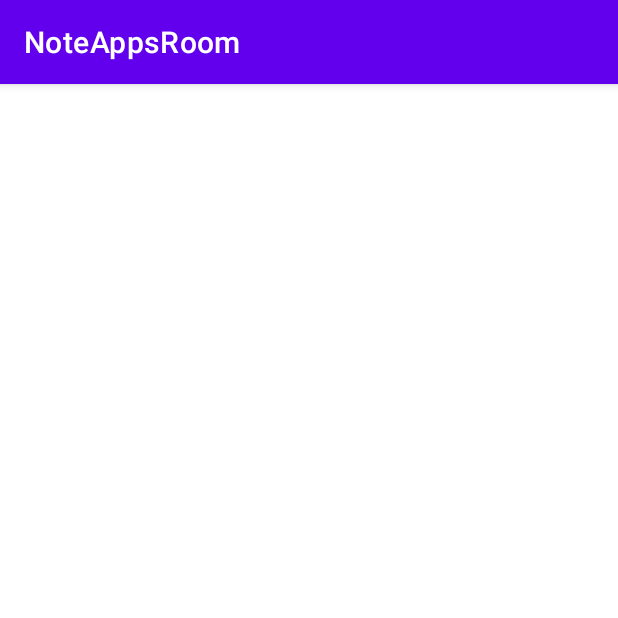
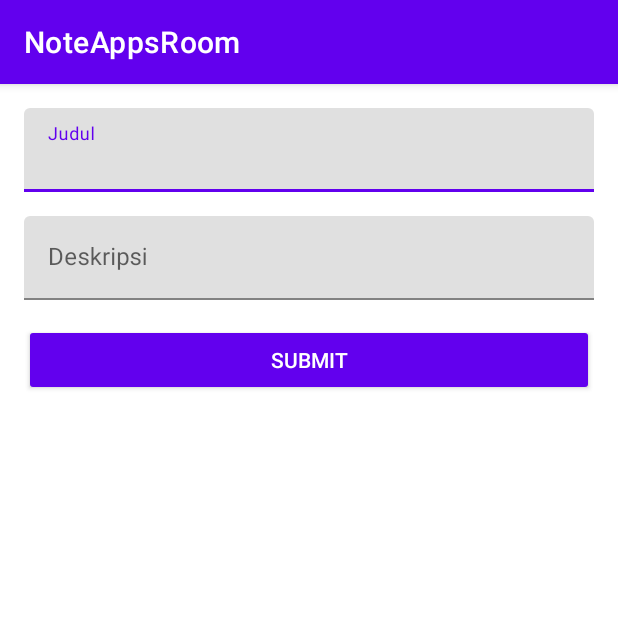
Before and after one commit to arifahmadalfian/note, an Android app: the NoteAddUpdateActivity screen opened directly, with no data from a screen before it, on a phone screen of 412 x 824 dp, the top half of it. Run offline under Robolectric (Android 15) with nearby library versions, the phone set to English and light mode, and no system bars.

Commit message:
Mengubah activity_note_add_update.xml

```diff
--- a/app/src/main/res/layout/activity_note_add_update.xml
+++ b/app/src/main/res/layout/activity_note_add_update.xml
@@ -1,9 +1,45 @@
 <?xml version="1.0" encoding="utf-8"?>
-<androidx.constraintlayout.widget.ConstraintLayout xmlns:android="http://schemas.android.com/apk/res/android"
-    xmlns:app="http://schemas.android.com/apk/res-auto"
+<LinearLayout xmlns:android="http://schemas.android.com/apk/res/android"
     xmlns:tools="http://schemas.android.com/tools"
+    android:id="@+id/activity_form_add_update"
     android:layout_width="match_parent"
     android:layout_height="match_parent"
+    android:orientation="vertical"
+    android:padding="16dp"
     tools:context=".ui.insert.NoteAddUpdateActivity">
 
-</androidx.constraintlayout.widget.ConstraintLayout>
+    <com.google.android.material.textfield.TextInputLayout
+        android:layout_width="match_parent"
+        android:layout_height="wrap_content"
+        android:layout_marginBottom="16dp">
+
+        <EditText
+            android:id="@+id/edt_title"
+            android:layout_width="match_parent"
+            android:layout_height="wrap_content"
+            android:hint="@string/title"
+            android:inputType="textCapSentences"
+            android:maxLines="1" />
+    </com.google.android.material.textfield.TextInputLayout>
+
+    <com.google.android.material.textfield.TextInputLayout
+        android:layout_width="match_parent"
+        android:layout_height="wrap_content"
+        android:layout_marginBottom="16dp">
+
+        <EditText
+            android:id="@+id/edt_description"
+            android:layout_width="match_parent"
+            android:layout_height="wrap_content"
+            android:hint="@string/description"
+            android:inputType="textCapSentences"
+            android:maxLines="1" />
+    </com.google.android.material.textfield.TextInputLayout>
+
+    <Button
+        android:id="@+id/btn_submit"
+        style="@style/Base.Widget.AppCompat.Button.Colored"
+        android:layout_width="match_parent"
+        android:layout_height="wrap_content"
+        android:text="@string/submit" />
+</LinearLayout>
```
